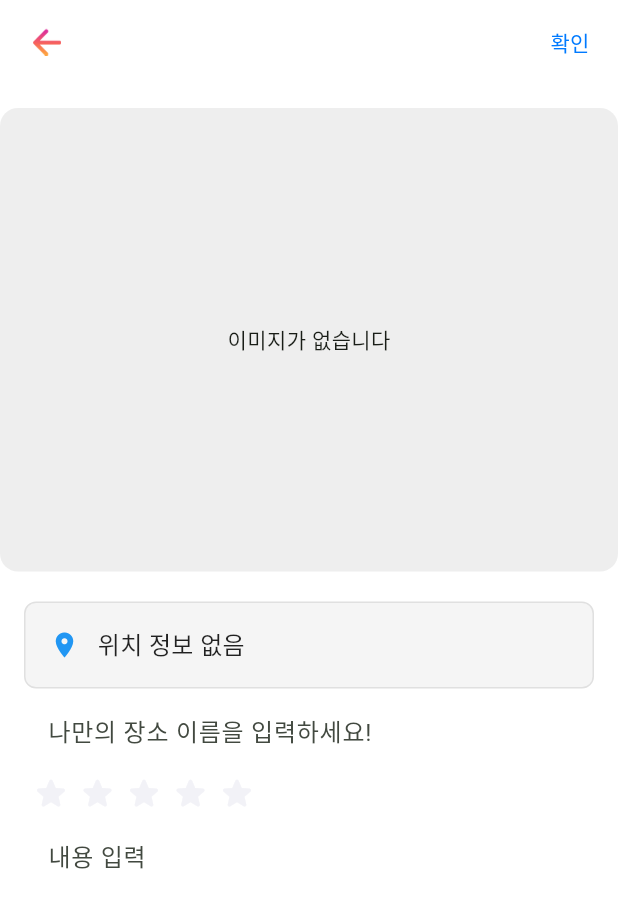
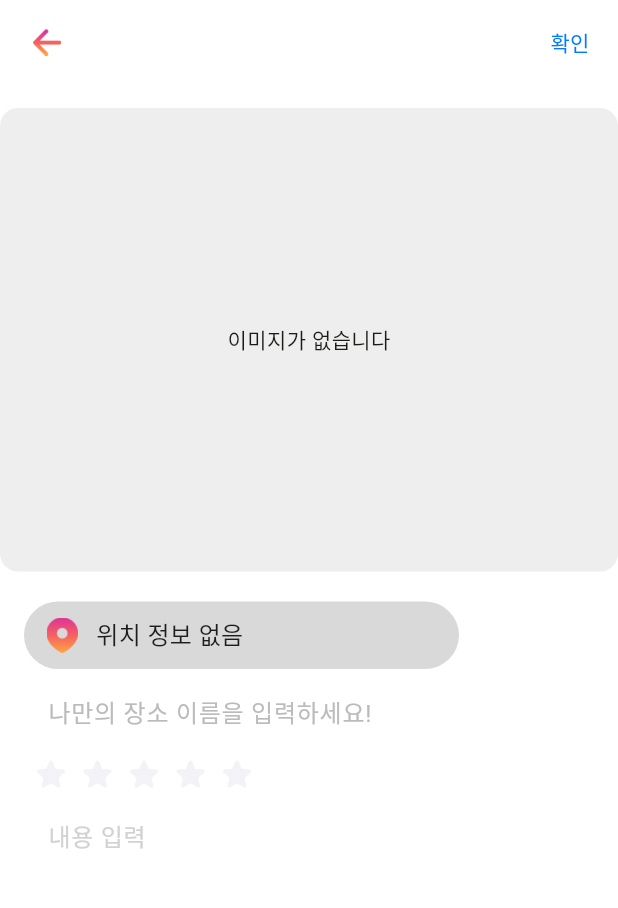
Before and after one commit to grazzy7124/mhap, a Flutter app: the ReviewFormScreen screen opened by its route, on a phone screen of 412 x 824 dp. Shown: the top 908 px of the screen. Run offline on Flutter 3.47's test engine with Material 3 defaults, Android fonts, the phone set to English and light mode, and no system bars; our stand-ins replace cached_network_image, camera, cloud_firestore, firebase_auth, firebase_core, firebase_storage and 5 more; accounts and stored records are empty.

```diff
--- a/lib/screens/review_form_screen.dart
+++ b/lib/screens/review_form_screen.dart
@@ -201,18 +201,17 @@ class _ReviewFormScreenState extends State<ReviewFormScreen> {
                 children: [
                   // 2) 주소 표시 (카메라에서 전달받은 주소)
                   Container(
-                    padding: const EdgeInsets.all(16),
+                    width: 290, height: 45,
+                    padding: const EdgeInsets.only(left: 15, right: 15),
                     decoration: BoxDecoration(
-                      color: Colors.grey.shade100,
-                      borderRadius: BorderRadius.circular(8),
-                      border: Border.all(color: Colors.grey.shade300),
+                      color: Color(0xffD9D9D9),
+                      borderRadius: BorderRadius.circular(22.5),
                     ),
                     child: Row(
                       children: [
-                        const Icon(
-                          Icons.location_on,
-                          color: Colors.blue,
-                          size: 20,
+                        Image.asset(
+                          'assets/images/map_icon.png',
+                          width: 21,
                         ),
                         const SizedBox(width: 12),
                         Expanded(
@@ -242,6 +241,9 @@ class _ReviewFormScreenState extends State<ReviewFormScreen> {
                     controller: _placeNameController,
                     decoration: InputDecoration(
                       hintText: '나만의 장소 이름을 입력하세요!',
+                      hintStyle: TextStyle(
+                        color: Color(0xffBBBBBB)
+                      ),
                       border: OutlineInputBorder(
                         borderSide: BorderSide.none,
                       ),
@@ -277,6 +279,9 @@ class _ReviewFormScreenState extends State<ReviewFormScreen> {
                     maxLines: 8,
                     decoration: InputDecoration(
                       hintText: '내용 입력',
+                      hintStyle: TextStyle(
+                        color: Color(0xffD2D2D2)
+                      ),
                       border: OutlineInputBorder(
                         borderSide: BorderSide.none,
                         borderRadius: BorderRadius.circular(8),
```
Also changed, not shown: lib/screens/map_screen.dart (+16 -0 lines), assets/images/map_icon.png (added).
